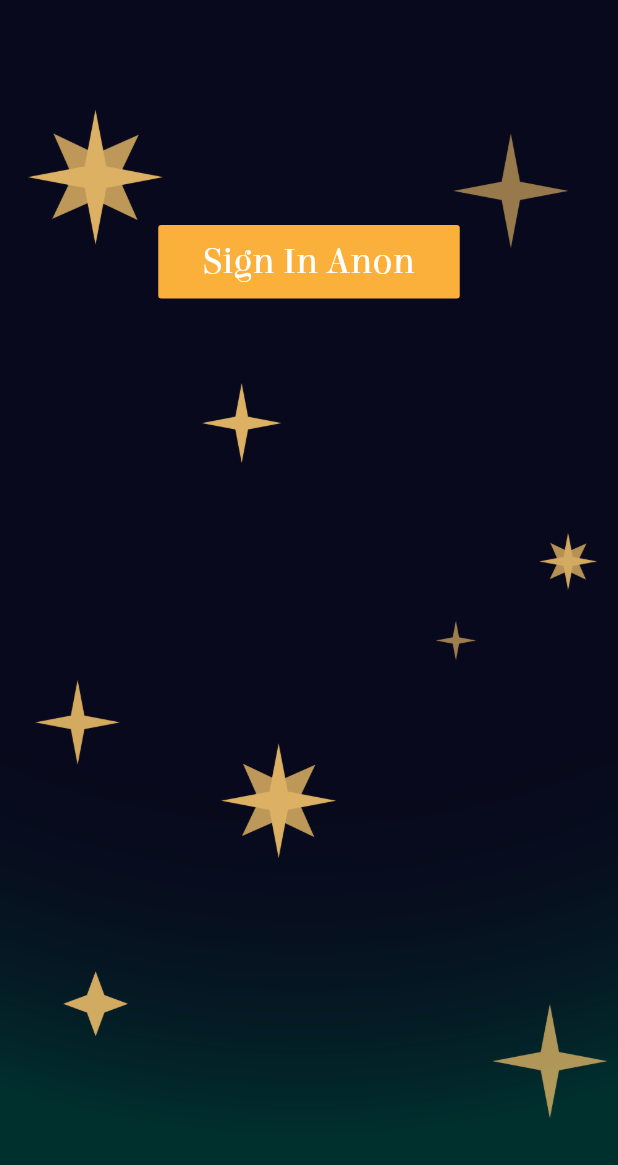
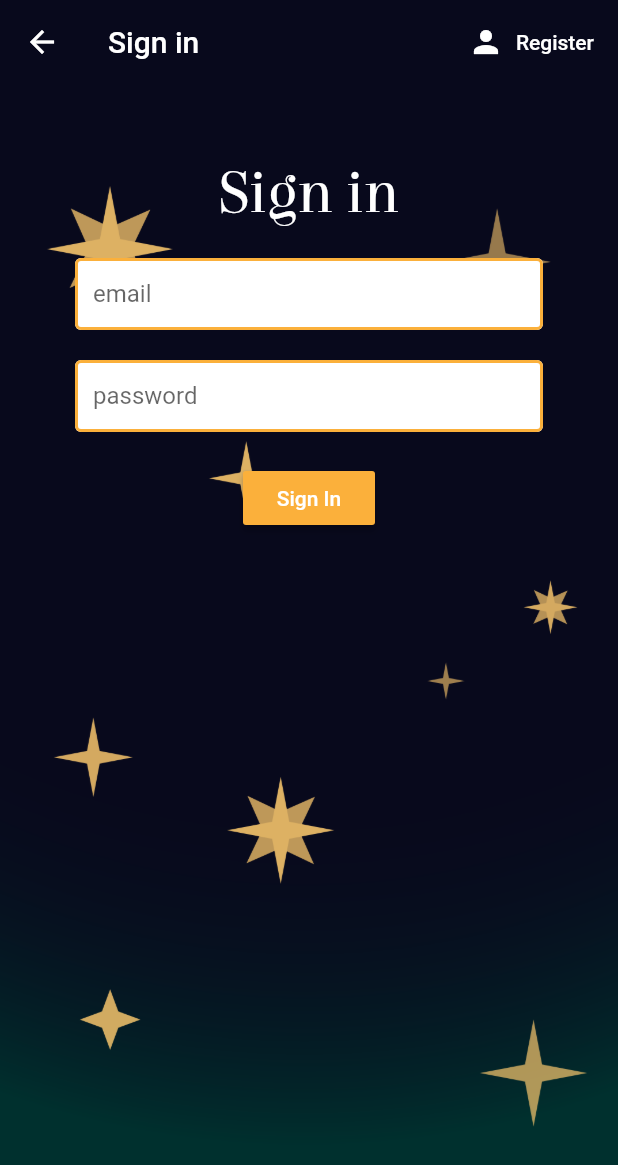
Before and after one commit to bagcal/4521, a Flutter app: the screen it shows after launch, after a tap on "Start", on a phone screen of 412 x 824 dp. Shown: the top 1165 px of the screen. Run offline on Flutter 3.47's test engine with Material 2 defaults, Android fonts, the phone set to English and light mode, and no system bars; our stand-ins replace firebase_auth; accounts and stored records are empty.

Commit message:
Authentication with email.
Authentication with email is added

```diff
--- /dev/null
+++ b/lib/Services/Constants.dart
@@ -0,0 +1,14 @@
+
+import 'package:flutter/material.dart';
+
+const textInputDecoration = InputDecoration(
+  fillColor: Colors.white,
+  filled: true,
+  contentPadding: EdgeInsets.all(12.0),
+  enabledBorder: OutlineInputBorder(
+    borderSide: BorderSide(color:Color(0xFFFBB03B), width: 2.0),
+  ),
+  focusedBorder: OutlineInputBorder(
+    borderSide: BorderSide(color: Color(0xFFFBB03B), width: 2.0),
+  ),
+);
--- /dev/null
+++ b/lib/Services/User.dart
@@ -0,0 +1,8 @@
+
+class User {
+
+  final String uid;
+
+  User({ this.uid });
+
+}
--- /dev/null
+++ b/lib/screens/Authentication/Register.dart
@@ -0,0 +1,111 @@
+import 'package:tarot4521/Services/Auth.dart';
+import 'package:flutter/material.dart';
+import 'package:tarot4521/Services/Constants.dart';
+
+class Register extends StatefulWidget {
+
+  final Function toggleView;
+  Register({ this.toggleView });
+
+  @override
+  _RegisterState createState() => _RegisterState();
+}
+
+class _RegisterState extends State<Register> {
+
+  final AuthService _auth = AuthService();
+  final _formKey = GlobalKey<FormState>();
+  String error = '';
+
+  // text field state
+  String email = '';
+  String password = '';
+
+  @override
+  Widget build(BuildContext context) {
+    return Scaffold(
+      backgroundColor: Colors.teal[900],
+
+      appBar: AppBar(
+        backgroundColor: Color(0xFF08091C),
+        elevation: 0.0,
+        title: Text('Register'),
+        actions: <Widget>[
+          FlatButton.icon(
+            icon: Icon(Icons.person, color: Colors.white,),
+            label: Text('Sign In',
+              style: TextStyle(color: Colors.white,),
+            ),
+            onPressed: () => widget.toggleView(),
+          ),
+        ],
+      ),
+      body: SafeArea(
+
+        child: Container(
+            decoration: BoxDecoration(
+                image: DecorationImage(
+                  image: AssetImage('images/openingBG.png'),
+                  fit: BoxFit.cover,
+                )
+            ),
+            padding: EdgeInsets.symmetric(vertical: 20.0, horizontal: 50.0),
+          child: Form(
+            key: _formKey,
+            child: Column(
+              children: <Widget>[
+                SizedBox(height: 30.0),
+                Text('Register', style: TextStyle(
+                  color: Colors.white,
+                  fontSize: 40,
+                  fontFamily: 'Elsie2',
+                ),),
+                SizedBox(height: 20.0),
+                TextFormField(
+                  decoration: textInputDecoration.copyWith(hintText: 'email'),
+                  validator: (val) => val.isEmpty ? 'Enter an email' : null,
+                  onChanged: (val) {
+                    setState(() => email = val);
+                  },
+                ),
+                SizedBox(height: 20.0),
+                TextFormField(
+                  decoration: textInputDecoration.copyWith(hintText: 'password'),
+                  obscureText: true,
+                  validator: (val) => val.length < 6 ? 'Enter a password with more than 6 characters' : null,
+                  onChanged: (val) {
+                    setState(() => password = val);
+                  },
+                ),
+                SizedBox(height: 20.0),
+                RaisedButton(
+                    color: Color(0xFFFBB03B),
+                    child: Text(
+                      'Register',
+                      style: TextStyle(color: Colors.white, ),
+
+                    ),
+                    onPressed: () async {
+                      if(_formKey.currentState.validate()){
+                        dynamic result = await _auth.registerWithEmailAndPassword(email, password);
+                        if(result == null) {
+                          setState(() {
+                            error = 'Please supply a valid email';
+                          });
+                        }
+                      }
+                    }
+                ),
+                SizedBox(height: 12.0),
+                Text(
+                  error,
+                  style: TextStyle(color: Colors.red, fontSize: 14.0),
+                )
+              ],
+            ),
+          ),
+        ),
+      ),
+    );
+  }
+}
--- a/lib/screens/Authentication/SignIn.dart
+++ b/lib/screens/Authentication/SignIn.dart
@@ -1,7 +1,13 @@
 import 'package:tarot4521/Services/Auth.dart';
 import 'package:flutter/material.dart';
+import 'package:tarot4521/Services/Constants.dart';
+import 'authenticate.dart';
 
 class SignIn extends StatefulWidget {
+
+  final Function toggleView;
+  SignIn({ this.toggleView });
+
   @override
   _SignInState createState() => _SignInState();
 }
@@ -9,58 +15,89 @@ class SignIn extends StatefulWidget {
 class _SignInState extends State<SignIn> {
 
   final AuthService _auth = AuthService();
+  final _formKey = GlobalKey<FormState>();
+  String error = '';
+
+  // text field state
+  String email = '';
+  String password = '';
 
   @override
   Widget build(BuildContext context) {
     return Scaffold(
       backgroundColor: Colors.teal[900],
-        /*
+
       appBar: AppBar(
         backgroundColor: Color(0xFF08091C),
         elevation: 0.0,
-        title: Text('Sign In '),
-      ),*/
-      body: SafeArea(
-        child: Container(
+        title: Text('Sign in'),
+        actions: <Widget>[
+          FlatButton.icon(
+            icon: Icon(Icons.person, color: Colors.white,),
+            label: Text('Register', style: TextStyle(color: Colors.white,),),
+            onPressed: () => widget.toggleView(),
+          ),
+        ],
+      ),
+      body: Container(
         decoration: BoxDecoration(
             image: DecorationImage(
               image: AssetImage('images/openingBG.png'),
               fit: BoxFit.cover,
             )
-          ) ,
-
-          child: Center(
-            child:
-            Padding(
-              padding: const EdgeInsets.fromLTRB(0, 150.0, 0, 0),
+        ),
+        padding: EdgeInsets.symmetric(vertical: 20.0, horizontal: 50.0),
+        child: Form(
+          key: _formKey,
           child: Column(
-                children:<Widget> [
-
-                  FlatButton(
-                      padding: EdgeInsets.symmetric(vertical: 10, horizontal: 30),
+            children: <Widget>[
+              SizedBox(height: 30.0),
+              Text('Sign in', style: TextStyle(
+                color: Colors.white,
+                fontSize: 40,
+                fontFamily: 'Elsie2',
+              ),),
+              SizedBox(height: 20.0),
+              TextFormField(
+                decoration: textInputDecoration.copyWith(hintText: 'email'),
+                validator: (val) => val.isEmpty ? 'Enter an email' : null,
+                onChanged: (val) {
+                  setState(() => email = val);
+                },
+              ),
+              SizedBox(height: 20.0),
+              TextFormField(
+                obscureText: true,
+                decoration: textInputDecoration.copyWith(hintText: 'password'),
+                validator: (val) => val.length < 6 ? 'Enter a password with more than 6 characters' : null,
+                onChanged: (val) {
+                  setState(() => password = val);
+                },
+              ),
+              SizedBox(height: 20.0),
+              RaisedButton(
                   color: Color(0xFFFBB03B),
-                      onPressed: ()async{
-                        dynamic result = await _auth.signInAnon();
-                        if(result == null){
-                          print('error signing in');
-                        } else {
-                          print('signed in');
-                          print(result);
+                  child: Text(
+                    'Sign In',
+                    style: TextStyle(color: Colors.white),
+                  ),
+                  onPressed: () async {
+                    if(_formKey.currentState.validate()){
+                      dynamic result = await _auth.signInWithEmailAndPassword(email, password);
+                      if(result == null) {
+                        setState(() {
+                          error = 'Could not sign in with those credentials';
+                        });
                       }
-                      },
-                      child: Text('Sign In Anon',
-                        style: TextStyle(
-                          color: Colors.white,
-                          fontFamily: 'Elsie2',
-                          fontSize: 25,
-
-
-                        ), )
+                    }
+                  }
               ),
-
+              SizedBox(height: 12.0),
+              Text(
+                error,
+                style: TextStyle(color: Colors.red, fontSize: 14.0),
+              ),
             ],
-              ),
-            ),
           ),
         ),
       ),
--- a/lib/screens/Authentication/authenticate.dart
+++ b/lib/screens/Authentication/authenticate.dart
@@ -1,5 +1,6 @@
 import 'package:flutter/material.dart';
 import 'SignIn.dart';
+import 'Register.dart';
 
 class Authenticate extends StatefulWidget {
   @override
@@ -7,10 +8,20 @@ class Authenticate extends StatefulWidget {
 }
 
 class _AuthenticateState extends State<Authenticate> {
+
+  bool showSignIn = true;
+
+  void toggleView(){
+    //print(showSignIn.toString());
+    setState(() => showSignIn = !showSignIn);
+  }
+
   @override
   Widget build(BuildContext context) {
-    return Container(
-      child: SignIn(),
-    );
+    if (showSignIn) {
+      return SignIn(toggleView:  toggleView);
+    } else {
+      return Register(toggleView:  toggleView);
+    }
   }
 }
```
Also changed, not shown: lib/Services/Auth.dart (+44 -4 lines). Lines whose indentation alone changed are shown as unchanged.
